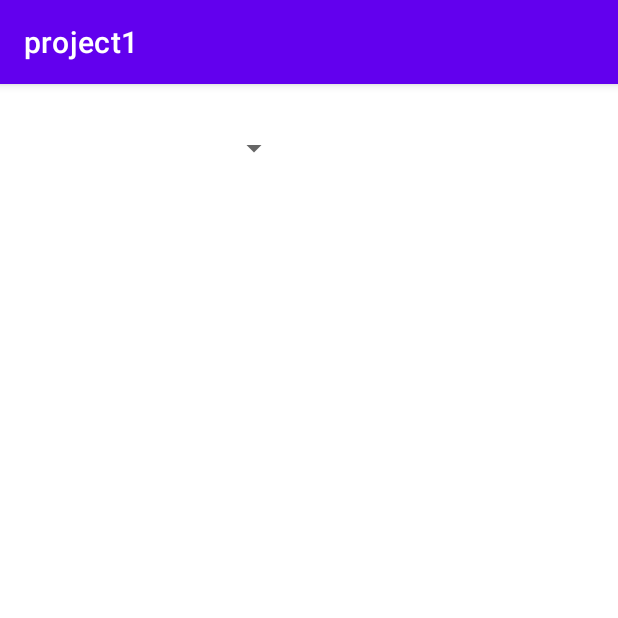
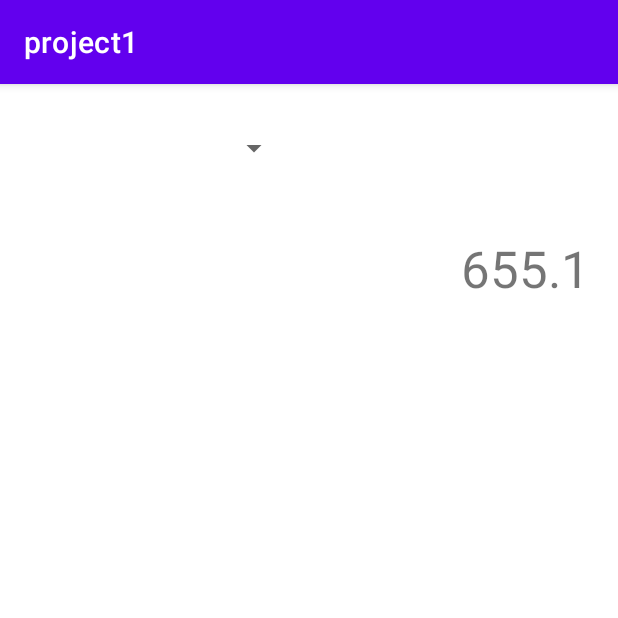
Before and after one commit to SamTheTrashMan/cs4530-project1, an Android app: the MenuActivity screen opened directly, with no data from a screen before it, on a phone screen of 412 x 824 dp, the top half of it. Run offline under Robolectric (Android 15) with nearby library versions, the phone set to English and light mode, and no system bars.

Commit message:
Fixed sex and added BMR

```diff
--- a/app/src/main/java/com/example/project1/MainActivity.kt
+++ b/app/src/main/java/com/example/project1/MainActivity.kt
@@ -20,6 +20,7 @@ class MainActivity : AppCompatActivity(), View.OnClickListener {
     private var cityCountry: String? = null
     private var weight: Int? = null
     private var height: Int? = null
+    private var age: Int?= null
     private var activityLevel: String? = null
     private var sex: String? = null
 
@@ -77,9 +78,9 @@ class MainActivity : AppCompatActivity(), View.OnClickListener {
                 sex = sexSpinner!!.selectedItem.toString()
                 weight = weightEt!!.text.toString().toIntOrNull()
                 height = heightEt!!.text.toString().toIntOrNull()
-
+                age = ageEt!!.text.toString().toIntOrNull()
                 if (fullName.isNullOrBlank() || cityCountry.isNullOrBlank() || activityLevel == "Select Activity Level" ||
-                    picturePath.isNullOrBlank() || weight == null || height == null || sex == "Select Sex") {
+                    picturePath.isNullOrBlank() || weight == null || height == null || sex == "Select Sex" || age == null) {
                     Toast.makeText(this@MainActivity, "Please fill out all fields and take a picture", Toast.LENGTH_SHORT).show()
                 } else {
                     val bundle = Bundle()
@@ -90,6 +91,7 @@ class MainActivity : AppCompatActivity(), View.OnClickListener {
                     bundle.putString("picturePath", picturePath)
                     bundle.putInt("weight", weight!!)
                     bundle.putInt("height", height!!)
+                    bundle.putInt("age", age!!)
 
                     menuActivityIntent!!.putExtras(bundle)
                     startActivity(menuActivityIntent)
--- a/app/src/main/java/com/example/project1/MenuActivity.kt
+++ b/app/src/main/java/com/example/project1/MenuActivity.kt
@@ -4,20 +4,47 @@ import android.graphics.BitmapFactory
 import androidx.appcompat.app.AppCompatActivity
 import android.os.Bundle
 import android.view.View
+import android.widget.EditText
 import android.widget.ImageView
 import android.widget.TextView
 
 class MenuActivity : AppCompatActivity() {
     private var picturePath: String? = null
+    private var weight: Int? = null
+    private var height: Int? = null
+    private var activityLevel: String? = null
+    private var sex: String? = null
+    private var age: Int?= null
+    private var BMRVal: Double?= null
 
+    private var BMR: TextView?= null
     override fun onCreate(savedInstanceState: Bundle?) {
         super.onCreate(savedInstanceState)
         setContentView(R.layout.activity_menu)
 
+        sex = intent.getStringExtra("sex")
+        activityLevel = intent.getStringExtra("activityLevel")
+
+        age = intent.getIntExtra("age", 0)
+        height = intent.getIntExtra("height", 0)
+        weight = intent.getIntExtra("weight", 0)
+
+        BMR = findViewById(R.id.textViewBMR)
+        BMRVal = calculateBMR()
+        BMR!!.setText(BMRVal.toString())
         picturePath = intent.getStringExtra("picturePath")
         if (picturePath != null) {
             val thumbnail = BitmapFactory.decodeFile(picturePath)
             (findViewById<View>(R.id.imageViewPicture) as ImageView).setImageBitmap(thumbnail)
         }
     }
+
+    private fun calculateBMR(): Double {
+        if(sex == "Male") {
+            var BMR = 66.47 + ( 6.24 * weight!!)+ ( 12.7 * height!!) - ( 6.755 * age!!)
+            return BMR
+        }
+        var BMR = 655.1 + ( 4.35 * weight!!) + ( 4.7 * height!!) - ( 4.7 * age!!)
+        return BMR
+    }
 }
--- a/app/src/main/res/layout/activity_main.xml
+++ b/app/src/main/res/layout/activity_main.xml
@@ -124,6 +124,7 @@
         android:layout_height="48dp"
         android:layout_marginTop="16dp"
         app:layout_constraintBottom_toTopOf="@+id/buttonPicture"
+        android:entries="@array/sex"
         app:layout_constraintEnd_toEndOf="parent"
         app:layout_constraintStart_toStartOf="parent"
         app:layout_constraintTop_toBottomOf="@+id/spinnerActivity" />
```
